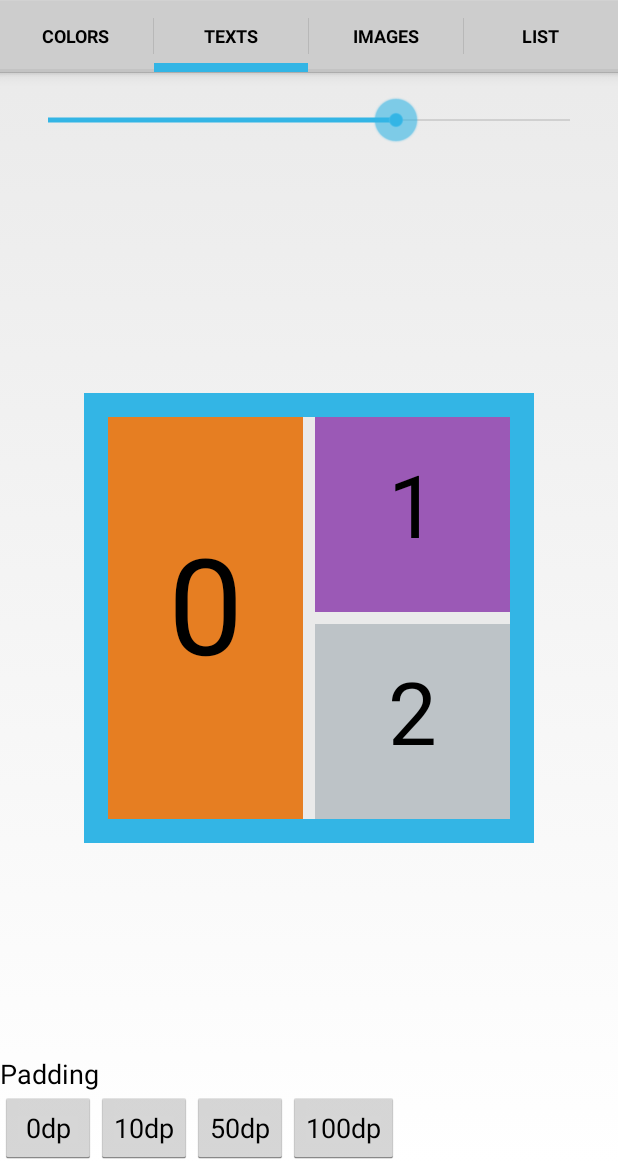
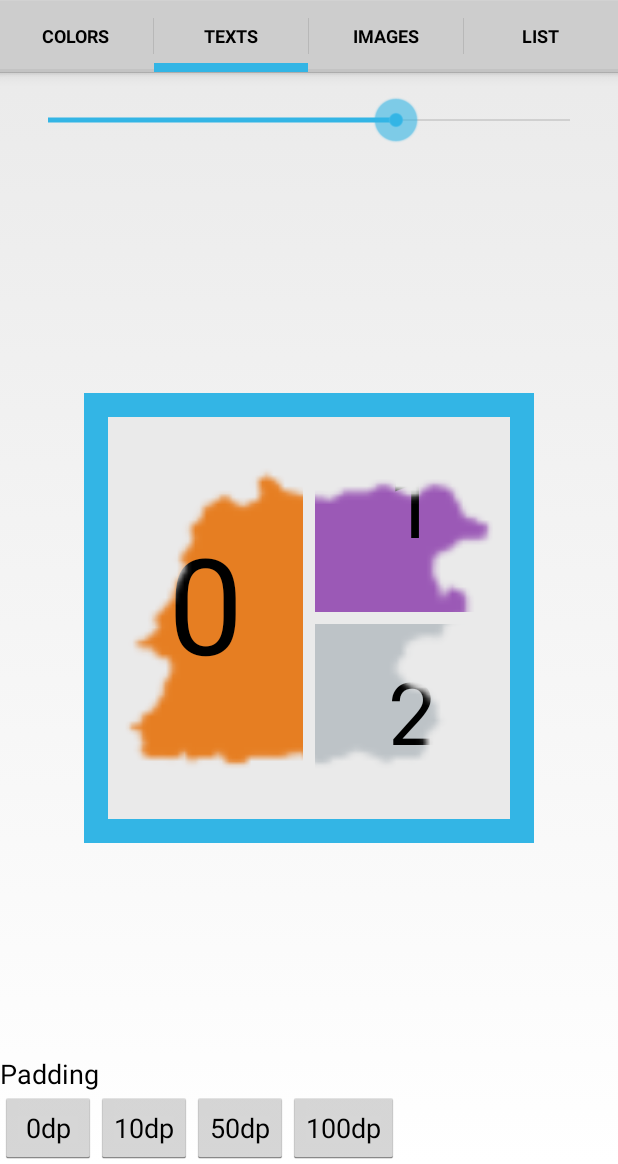
Before and after one commit to alorma/capsulecorp, an Android app: the screen it shows after launch (MainActivity), tab 2 chosen, on a phone screen of 412 x 824 dp, the part 72-1236 px from its top. Run offline under Robolectric (Android 15) with nearby library versions, the phone set to English and light mode, and no system bars; pictures from the network do not load.

Commit message:
mask with padding

```diff
--- a/Demo/src/main/java/cat/alorma/capsules/ui/fragment/TextColorsFragment.java
+++ b/Demo/src/main/java/cat/alorma/capsules/ui/fragment/TextColorsFragment.java
@@ -4,6 +4,7 @@ import android.graphics.Color;
 
 import cat.alorma.capsulecorp.library.capsule.impl.ColorCapsule;
 import cat.alorma.capsulecorp.library.capsule.impl.TextCapsule;
+import cat.alorma.capsules.R;
 
 /**
  * Created by Bernat on 25/11/13.
@@ -11,6 +12,10 @@ import cat.alorma.capsulecorp.library.capsule.impl.TextCapsule;
 public class TextColorsFragment extends BaseFragment {
     @Override
     protected void generateCapsules() {
+
+        dispenserView.setMaskResource(R.drawable.mask);
+        dispenserView.setMaskEnabled(true);
+
         setCapsule1(new TextCapsule("0", Color.parseColor("#000000"), Color.parseColor("#e67e22")));
         setCapsule2(new TextCapsule("1", Color.parseColor("#000000"), Color.parseColor("#9b59b6")));
         setCapsule3(new TextCapsule("2", Color.parseColor("#000000"), Color.parseColor("#bdc3c7")));
--- a/library/src/main/java/cat/alorma/capsulecorp/library/DispenserView.java
+++ b/library/src/main/java/cat/alorma/capsulecorp/library/DispenserView.java
@@ -174,7 +174,7 @@ public class DispenserView extends View implements Capsule.CapsuleListener {
         Rect bounds = getBoundPaint(canvas);
         drawDividers(canvas, bounds);
         drawCapsules(original);
-        drawMask(canvas);
+        drawMask(canvas,bounds);
 
         canvas.restore();
 
@@ -185,18 +185,27 @@ public class DispenserView extends View implements Capsule.CapsuleListener {
     private Rect getBoundPaint(Canvas canvas){
         Rect clipBounds = canvas.getClipBounds();
 
+        Rect padding = getBoundPadding(canvas);
+
+        clipBounds.left = padding.left;
+        clipBounds.right = clipBounds.right - padding.right;
+        clipBounds.top = padding.top;
+        clipBounds.bottom = clipBounds.bottom - padding.bottom;
+
+        return clipBounds;
+    }
+
+    private Rect getBoundPadding(Canvas canvas){
+        Rect clipBounds = canvas.getClipBounds();
         int paddingLeft = getPaddingLeft() < clipBounds.width() / 2 ? getPaddingLeft() : 0;
         int paddingRight = getPaddingRight() < clipBounds.width() / 2 ? getPaddingRight() : 0;
         int paddingTop = getPaddingTop() < clipBounds.height() / 2 ? getPaddingTop() : 0;
         int paddingBottom = getPaddingBottom() < clipBounds.height() / 2 ? getPaddingBottom() : 0;
 
-        clipBounds.left = paddingLeft;
-        clipBounds.right = clipBounds.right - paddingRight;
-        clipBounds.top = paddingTop;
-        clipBounds.bottom = clipBounds.bottom - paddingBottom;
+        Rect rect = new Rect(paddingLeft,paddingTop,paddingRight,paddingBottom);
+        return rect;
+    }
 
-        return clipBounds;
-    }
     private void drawDividers(Canvas canvas, Rect bounds) {
         if (divider_size > 0 || divider_color != -1) {
             Paint dividerPaint = new Paint();
@@ -224,7 +233,7 @@ public class DispenserView extends View implements Capsule.CapsuleListener {
         }
     }
 
-    private void drawMask(Canvas canvas) {
+    private void drawMask(Canvas canvas,Rect bounds) {
         Bitmap mask = null;
         Canvas mCanvas = new Canvas(result);
 
@@ -232,13 +241,14 @@ public class DispenserView extends View implements Capsule.CapsuleListener {
 
         if (this.maskEnabled && maskResource != -1) {
             mask = BitmapFactory.decodeResource(getResources(), maskResource);
-            mask = Bitmap.createScaledBitmap(mask, original.getWidth(), original.getHeight(), true);
+            mask = Bitmap.createScaledBitmap(mask, bounds.width(),bounds.height(), true);
         }
 
         if (mask != null) {
+            Rect padding = getBoundPadding(canvas);
             paint.setXfermode(new PorterDuffXfermode(PorterDuff.Mode.DST_IN));
-            mCanvas.drawBitmap(original, 0, 0, null);
-            mCanvas.drawBitmap(mask, 0, 0, paint);
+            mCanvas.drawBitmap(original, 0,0, null);
+            mCanvas.drawBitmap(mask, padding.left, padding.top, paint);
             paint.setXfermode(null);
         } else {
             mCanvas.drawBitmap(original, 0, 0, paint);
```
